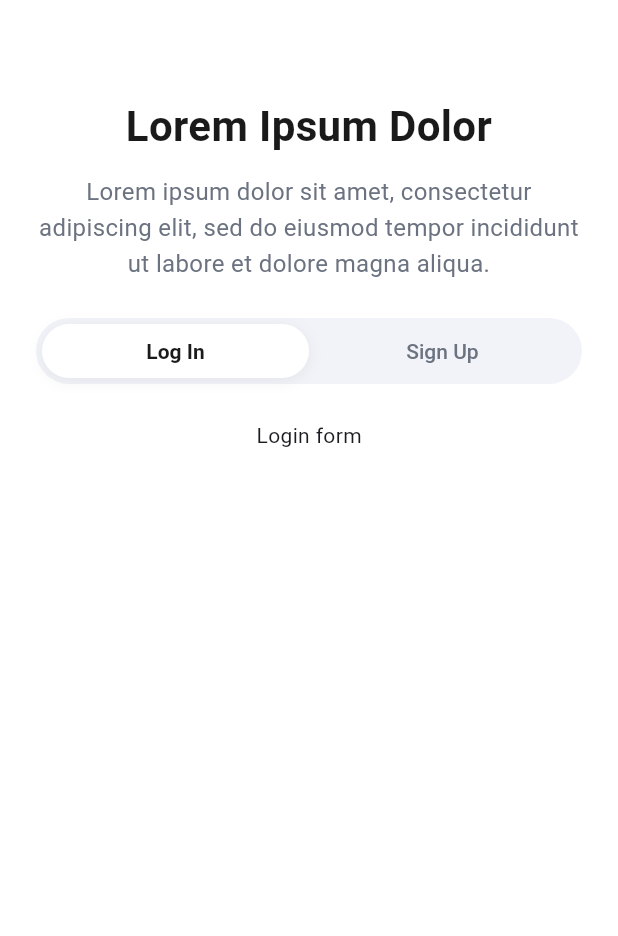
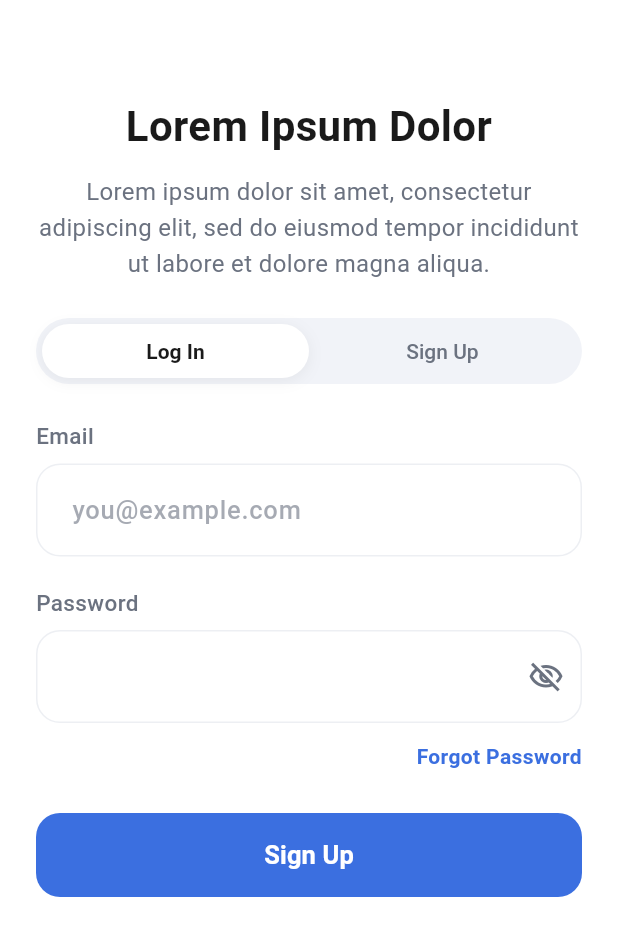
Before and after one commit to Rasyyao/tripo-flutter, a Flutter app: the screen it shows after launch, after a tap on "Skip", on a phone screen of 412 x 824 dp. Shown: the top 936 px of the screen. Run offline on Flutter 3.47's test engine with Material 3 defaults, Android fonts, the phone set to English and light mode, and no system bars; our stand-ins replace flutter_bloc.

Commit message:
feat: login page

```diff
--- /dev/null
+++ b/lib/screens/auth_form/login_form.dart
@@ -0,0 +1,118 @@
+import 'package:flutter/material.dart';
+import 'package:flutter_bloc/flutter_bloc.dart';
+import 'package:tripo/blocs/auth/auth_bloc.dart';
+import 'package:tripo/core/validators.dart';
+import 'package:tripo/theme/app_colors.dart';
+import 'package:tripo/widgets/app_text_field.dart';
+import 'package:tripo/widgets/password_requirments.dart';
+import 'package:tripo/widgets/primary_button.dart';
+
+class LoginForm extends StatefulWidget {
+  const new({super.key});
+
+  @override
+  State<LoginForm> createState() => _LoginFormState();
+}
+
+class _LoginFormState extends State<LoginForm> {
+  final _formKey = GlobalKey<FormState>();
+  final _email = TextEditingController();
+  final _password = TextEditingController();
+  final _passwordFocus = FocusNode();
+
+  @override
+  void dispose() {
+    _email.dispose();
+    _password.dispose();
+    super.dispose();
+  }
+
+  @override
+  void initState() {
+    super.initState();
+    _passwordFocus.addListener(() => setState(() {}));
+  }
+
+  void _submit() {
+    FocusScope.of(context).unfocus();
+    if (!_formKey.currentState!.validate()) return;
+
+    // context.read<AuthBloc>().add(
+    //   // SignUpSubmitted(email: _email.text.trim(), password: _password.text),
+    // );
+  }
+
+  @override
+  Widget build(BuildContext context) {
+    return Form(
+      key: _formKey,
+      child: AutofillGroup(
+        child: Column(
+          children: [
+            BlocBuilder<AuthBloc, AuthState>(
+              buildWhen: (p, c) => p.emailError != c.emailError,
+              builder: (context, state) => AppTextField(
+                label: 'Email',
+                hint: 'you@example.com',
+                controller: _email,
+                keyboardType: TextInputType.emailAddress,
+                textInputAction: TextInputAction.next,
+                autofillHints: const [AutofillHints.email],
+                errorText: state.emailError,
+                onChanged: (_) {
+                  if (state.emailError != null) {
+                    context.read<AuthBloc>().add(AuthErrorsCleared());
+                  }
+                },
+                validator: Validators.compose([
+                  Validators.required('Email is required'),
+                  Validators.email(),
+                ]),
+              ),
+            ),
+            const SizedBox(height: 20),
+
+            // Password: local validation only
+            AppTextField(
+              label: 'Password',
+              controller: _password,
+              focusNode: _passwordFocus,
+              isPassword: true,
+              textInputAction: TextInputAction.next,
+              autofillHints: const [AutofillHints.newPassword],
+              validator: Validators.compose([
+                Validators.required('Password is required'),
+                Validators.password(),
+              ]),
+            ),
+            const SizedBox(height: 12),
+            GestureDetector(
+              onTap: () {},
+              child: SizedBox(
+                width: MediaQuery.of(context).size.width,
+                child: Text(
+                  "Forgot Password",
+                  textAlign: TextAlign.end,
+                  style: TextStyle(
+                    color: AppColors.primary,
+                    fontWeight: FontWeight.bold,
+                  ),
+                ),
+              ),
+            ),
+            const SizedBox(height: 28),
+
+            BlocBuilder<AuthBloc, AuthState>(
+              buildWhen: (p, c) => p.isLoading != c.isLoading,
+              builder: (context, state) => PrimaryButton(
+                label: 'Sign Up',
+                isLoading: state.isLoading,
+                onPressed: _submit,
+              ),
+            ),
+          ],
+        ),
+      ),
+    );
+  }
+}
--- a/lib/screens/login_page.dart
+++ b/lib/screens/login_page.dart
@@ -1,4 +1,5 @@
 import 'package:flutter/material.dart';
+import 'package:tripo/screens/auth_form/login_form.dart';
 import 'package:tripo/screens/auth_form/signup_form.dart';
 import 'package:tripo/theme/app_colors.dart';
 
@@ -51,7 +52,23 @@ class _LoginPageState extends State<LoginPage> {
                     onChanged: (value) => setState(() => isLogin = value),
                   ),
                   const SizedBox(height: 24),
-                  isLogin ? const Text("Login form") : const SignUpForm(),
+                  AnimatedSwitcher(
+                    duration: const Duration(milliseconds: 350),
+                    transitionBuilder: (child, animation) {
+                      final offset = Tween<Offset>(
+                        begin: const Offset(0.08, 0),
+                        end: Offset.zero,
+                      ).animate(animation);
+
+                      return FadeTransition(
+                        opacity: animation,
+                        child: SlideTransition(position: offset, child: child),
+                      );
+                    },
+                    child: isLogin
+                        ? const LoginForm(key: ValueKey('login'))
+                        : const SignUpForm(key: ValueKey('signup')),
+                  ),
                 ],
               ),
             ),
```
